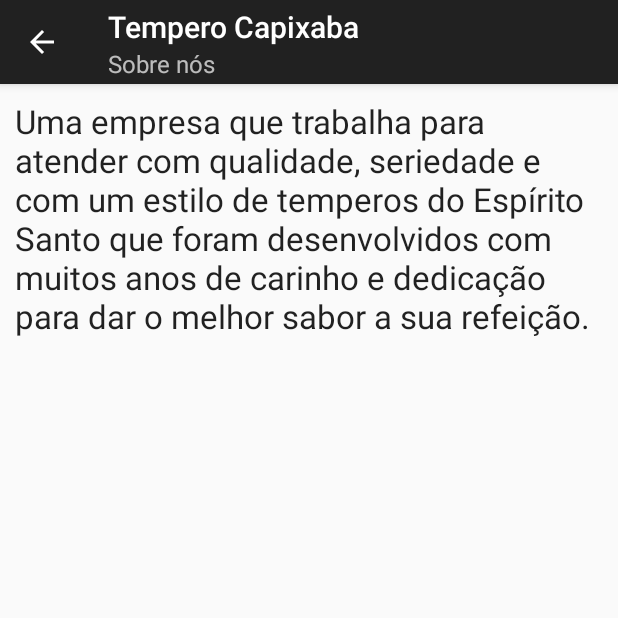
After one commit to panoramix360/tempero-capixaba, an Android app: the SobreActivity screen opened directly, with no data from a screen before it, on a phone screen of 412 x 824 dp, the top half of it. The commit adds this screen. Run offline under Robolectric (Android 15) with nearby library versions, the phone set to English and light mode, and no system bars; libraries missing offline, so code that uses them is left out: com.orm.

Commit message:
#12 Criação da tela sobre a empresa

```diff
--- a/TemperoCapixaba/app/src/main/AndroidManifest.xml
+++ b/TemperoCapixaba/app/src/main/AndroidManifest.xml
@@ -22,6 +22,11 @@
             android:label="@string/app_name"
             android:parentActivityName=".MainActivity"/>
 
+        <activity
+            android:name=".SobreActivity"
+            android:label="@string/app_name"
+            android:parentActivityName=".MainActivity"/>
+
         <!-- Sugar Database Config -->
         <meta-data android:name="DATABASE" android:value="temperoCapixaba.db" />
         <meta-data android:name="VERSION" android:value="1" />
--- /dev/null
+++ b/TemperoCapixaba/app/src/main/java/com/creativityloop/android/temperocapixaba/SobreActivity.java
@@ -0,0 +1,18 @@
+package com.creativityloop.android.temperocapixaba;
+
+import android.content.Context;
+import android.content.Intent;
+import android.support.v4.app.Fragment;
+
+public class SobreActivity extends SingleFragmentActivity {
+
+    public static Intent newIntent(Context packageContext) {
+        Intent intent = new Intent(packageContext, SobreActivity.class);
+        return intent;
+    }
+
+    @Override
+    public Fragment createFragment() {
+        return SobreFragment.newInstance();
+    }
+}
--- /dev/null
+++ b/TemperoCapixaba/app/src/main/java/com/creativityloop/android/temperocapixaba/SobreFragment.java
@@ -0,0 +1,34 @@
+package com.creativityloop.android.temperocapixaba;
+
+import android.support.v4.app.Fragment;
+import android.os.Bundle;
+import android.support.v7.app.AppCompatActivity;
+import android.view.LayoutInflater;
+import android.view.View;
+import android.view.ViewGroup;
+
+public class SobreFragment extends Fragment {
+
+    public static SobreFragment newInstance() {
+        Bundle args = new Bundle();
+
+        SobreFragment fragment = new SobreFragment();
+        return fragment;
+    }
+
+    @Override
+    public void onCreate(Bundle savedInstanceState) {
+        super.onCreate(savedInstanceState);
+        setHasOptionsMenu(true);
+    }
+
+    @Override
+    public View onCreateView(LayoutInflater inflater, ViewGroup container, Bundle savedInstanceState) {
+        View v = inflater.inflate(R.layout.fragment_sobre, container, false);
+
+        AppCompatActivity activity = (AppCompatActivity) getActivity();
+        activity.getSupportActionBar().setSubtitle(R.string.sobre_title);
+
+        return v;
+    }
+}
--- /dev/null
+++ b/TemperoCapixaba/app/src/main/res/layout/fragment_sobre.xml
@@ -0,0 +1,21 @@
+<?xml version="1.0" encoding="utf-8"?>
+<LinearLayout xmlns:android="http://schemas.android.com/apk/res/android"
+              android:orientation="vertical"
+              android:layout_width="match_parent"
+              android:layout_height="match_parent">
+
+    <TextView
+        android:layout_width="wrap_content"
+        android:layout_height="wrap_content"
+        android:textAppearance="?android:attr/textAppearanceLarge"
+        android:text="@string/sobre"
+        android:layout_margin="10dp" />
+
+    <TextView
+        android:layout_width="wrap_content"
+        android:layout_height="wrap_content"
+        android:textAppearance="?android:attr/textAppearanceLarge"
+        android:text="@string/telefones"
+        android:layout_margin="10dp" />
+
+</LinearLayout>
--- a/TemperoCapixaba/app/src/main/res/menu/menu_main.xml
+++ b/TemperoCapixaba/app/src/main/res/menu/menu_main.xml
@@ -3,7 +3,7 @@
       xmlns:tools="http://schemas.android.com/tools"
       tools:context=".MainActivity">
 
-    <item android:id="@+id/action_contato"
+    <item android:id="@+id/menu_item_sobre"
           android:title="@string/action_contato"
           android:icon="@drawable/ic_action_about"
           app:showAsAction="ifRoom|withText"/>
--- a/TemperoCapixaba/app/src/main/res/values/strings.xml
+++ b/TemperoCapixaba/app/src/main/res/values/strings.xml
@@ -1,7 +1,7 @@
 <resources>
     <string name="app_name">Tempero Capixaba</string>
 
-    <string name="action_contato">Contato</string>
+    <string name="action_contato">Sobre</string>
     <string name="cardapio_diario_title">Cardápio do Dia</string>
     <string name="cardapio_diario_format">Dia %s</string>
     <string name="cardapio_button">Fazer Pedido</string>
@@ -10,4 +10,10 @@
     <string name="quantidade_grande">Grande</string>
     <string name="resumo_pedido">Resumo do Pedido</string>
     <string name="confirmar_pedido_button">Confirmar Pedido</string>
+
+    <string name="sobre">Uma empresa que trabalha para atender com qualidade, seriedade e com um estilo de temperos do Espírito Santo que
+        foram desenvolvidos com muitos anos de carinho e dedicação para dar o melhor sabor a sua refeição.</string>
+
+    <string name="telefones"></string>
+    <string name="sobre_title">Sobre nós</string>
 </resources>
```
